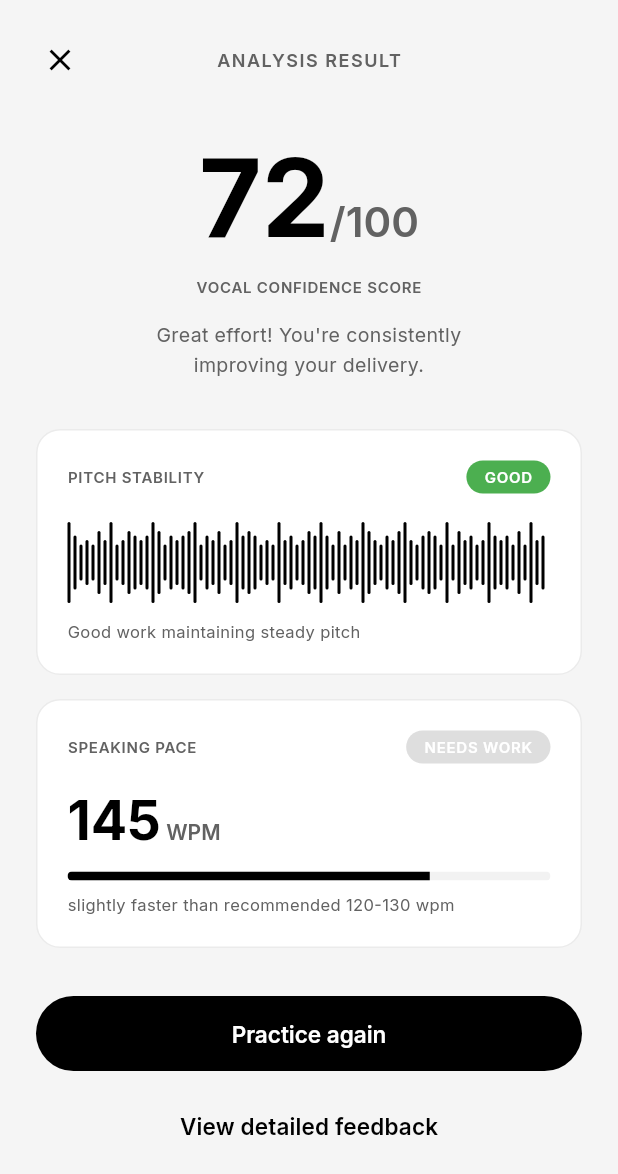
After one commit to kidlatpogi/flutter-project-2526, a Flutter app: the AnalysisResultScreen screen opened by its route, on a phone screen of 412 x 824 dp. The commit adds this screen. Shown: the top 1174 px of the screen. Run offline on Flutter 3.47's test engine with Material 3 defaults, Android fonts, the phone set to English and light mode, and no system bars; our stand-ins replace google_fonts.

Commit message:
feat: Add Analysis Result screen with vocal scores and metrics

```diff
--- /dev/null
+++ b/lib/features/practice/screens/analysis_result_screen.dart
@@ -0,0 +1,378 @@
+import 'package:flutter/material.dart';
+import 'package:google_fonts/google_fonts.dart';
+import '../../../core/theme/app_colors.dart';
+import '../../../routing/route_names.dart';
+
+class AnalysisResultScreen extends StatelessWidget {
+  const AnalysisResultScreen({super.key});
+
+  @override
+  Widget build(BuildContext context) {
+    return Scaffold(
+      backgroundColor: AppColors.background,
+      body: SafeArea(
+        child: Column(
+          children: [
+            // Header
+            Padding(
+              padding: const EdgeInsets.all(16),
+              child: Row(
+                mainAxisAlignment: MainAxisAlignment.spaceBetween,
+                children: [
+                  IconButton(
+                    icon: Icon(Icons.close, color: AppColors.primary),
+                    onPressed: () {
+                      Navigator.pushNamedAndRemoveUntil(
+                        context,
+                        RouteNames.dashboard,
+                        (route) => false,
+                      );
+                    },
+                  ),
+                  Text(
+                    'ANALYSIS RESULT',
+                    style: GoogleFonts.inter(
+                      fontSize: 12,
+                      fontWeight: FontWeight.w600,
+                      color: AppColors.textSecondary,
+                      letterSpacing: 1,
+                    ),
+                  ),
+                  const SizedBox(width: 48), // Balance
+                ],
+              ),
+            ),
+
+            Expanded(
+              child: SingleChildScrollView(
+                padding: const EdgeInsets.symmetric(horizontal: 24),
+                child: Column(
+                  children: [
+                    const SizedBox(height: 20),
+
+                    // Score Display
+                    RichText(
+                      text: TextSpan(
+                        children: [
+                          TextSpan(
+                            text: '72',
+                            style: GoogleFonts.inter(
+                              fontSize: 72,
+                              fontWeight: FontWeight.bold,
+                              color: AppColors.primary,
+                              height: 1,
+                            ),
+                          ),
+                          TextSpan(
+                            text: '/100',
+                            style: GoogleFonts.inter(
+                              fontSize: 28,
+                              fontWeight: FontWeight.w600,
+                              color: AppColors.textSecondary,
+                              height: 1,
+                            ),
+                          ),
+                        ],
+                      ),
+                    ),
+
+                    const SizedBox(height: 12),
+
+                    // Score Label
+                    Text(
+                      'VOCAL CONFIDENCE SCORE',
+                      style: GoogleFonts.inter(
+                        fontSize: 10,
+                        fontWeight: FontWeight.w600,
+                        color: AppColors.textSecondary,
+                        letterSpacing: 0.5,
+                      ),
+                    ),
+
+                    const SizedBox(height: 16),
+
+                    // Feedback Message
+                    Text(
+                      'Great effort! You\'re consistently\nimproving your delivery.',
+                      textAlign: TextAlign.center,
+                      style: GoogleFonts.inter(
+                        fontSize: 13,
+                        color: AppColors.textSecondary,
+                        height: 1.5,
+                      ),
+                    ),
+
+                    const SizedBox(height: 32),
+
+                    // Pitch Stability Card
+                    Container(
+                      padding: const EdgeInsets.all(20),
+                      decoration: BoxDecoration(
+                        color: AppColors.surface,
+                        borderRadius: BorderRadius.circular(16),
+                        border: Border.all(
+                          color: AppColors.inactive.withOpacity(0.3),
+                        ),
+                      ),
+                      child: Column(
+                        crossAxisAlignment: CrossAxisAlignment.start,
+                        children: [
+                          Row(
+                            mainAxisAlignment: MainAxisAlignment.spaceBetween,
+                            children: [
+                              Text(
+                                'PITCH STABILITY',
+                                style: GoogleFonts.inter(
+                                  fontSize: 10,
+                                  fontWeight: FontWeight.w600,
+                                  color: AppColors.textSecondary,
+                                  letterSpacing: 0.5,
+                                ),
+                              ),
+                              Container(
+                                padding: const EdgeInsets.symmetric(
+                                  horizontal: 12,
+                                  vertical: 4,
+                                ),
+                                decoration: BoxDecoration(
+                                  color: Colors.green,
+                                  borderRadius: BorderRadius.circular(12),
+                                ),
+                                child: Text(
+                                  'GOOD',
+                                  style: GoogleFonts.inter(
+                                    fontSize: 10,
+                                    fontWeight: FontWeight.w600,
+                                    color: Colors.white,
+                                    letterSpacing: 0.5,
+                                  ),
+                                ),
+                              ),
+                            ],
+                          ),
+                          const SizedBox(height: 16),
+                          SizedBox(
+                            height: 60,
+                            child: CustomPaint(
+                              painter: PitchWaveformPainter(),
+                              size: const Size(double.infinity, 60),
+                            ),
+                          ),
+                          const SizedBox(height: 8),
+                          Text(
+                            'Good work maintaining steady pitch',
+                            style: GoogleFonts.inter(
+                              fontSize: 11,
+                              color: AppColors.textSecondary,
+                            ),
+                          ),
+                        ],
+                      ),
+                    ),
+
+                    const SizedBox(height: 16),
+
+                    // Speaking Pace Card
+                    Container(
+                      padding: const EdgeInsets.all(20),
+                      decoration: BoxDecoration(
+                        color: AppColors.surface,
+                        borderRadius: BorderRadius.circular(16),
+                        border: Border.all(
+                          color: AppColors.inactive.withOpacity(0.3),
+                        ),
+                      ),
+                      child: Column(
+                        crossAxisAlignment: CrossAxisAlignment.start,
+                        children: [
+                          Row(
+                            mainAxisAlignment: MainAxisAlignment.spaceBetween,
+                            children: [
+                              Text(
+                                'SPEAKING PACE',
+                                style: GoogleFonts.inter(
+                                  fontSize: 10,
+                                  fontWeight: FontWeight.w600,
+                                  color: AppColors.textSecondary,
+                                  letterSpacing: 0.5,
+                                ),
+                              ),
+                              Container(
+                                padding: const EdgeInsets.symmetric(
+                                  horizontal: 12,
+                                  vertical: 4,
+                                ),
+                                decoration: BoxDecoration(
+                                  color: AppColors.inactive.withOpacity(0.5),
+                                  borderRadius: BorderRadius.circular(12),
+                                ),
+                                child: Text(
+                                  'NEEDS WORK',
+                                  style: GoogleFonts.inter(
+                                    fontSize: 10,
+                                    fontWeight: FontWeight.w600,
+                                    color: AppColors.surface,
+                                    letterSpacing: 0.5,
+                                  ),
+                                ),
+                              ),
+                            ],
+                          ),
+                          const SizedBox(height: 16),
+                          RichText(
+                            text: TextSpan(
+                              children: [
+                                TextSpan(
+                                  text: '145',
+                                  style: GoogleFonts.inter(
+                                    fontSize: 36,
+                                    fontWeight: FontWeight.bold,
+                                    color: AppColors.primary,
+                                  ),
+                                ),
+                                TextSpan(
+                                  text: ' WPM',
+                                  style: GoogleFonts.inter(
+                                    fontSize: 14,
+                                    fontWeight: FontWeight.w600,
+                                    color: AppColors.textSecondary,
+                                  ),
+                                ),
+                              ],
+                            ),
+                          ),
+                          const SizedBox(height: 12),
+                          // Progress bar
+                          ClipRRect(
+                            borderRadius: BorderRadius.circular(4),
+                            child: LinearProgressIndicator(
+                              value: 0.75,
+                              minHeight: 6,
+                              backgroundColor: AppColors.inactive.withOpacity(0.2),
+                              valueColor: AlwaysStoppedAnimation<Color>(
+                                AppColors.primary,
+                              ),
+                            ),
+                          ),
+                          const SizedBox(height: 8),
+                          Text(
+                            'slightly faster than recommended 120-130 wpm',
+                            style: GoogleFonts.inter(
+                              fontSize: 11,
+                              color: AppColors.textSecondary,
+                            ),
+                          ),
+                        ],
+                      ),
+                    ),
+
+                    const SizedBox(height: 32),
+
+                    // Practice Again Button
+                    SizedBox(
+                      width: double.infinity,
+                      height: 50,
+                      child: ElevatedButton(
+                        onPressed: () {
+                          Navigator.pushNamedAndRemoveUntil(
+                            context,
+                            RouteNames.practiceSetup,
+                            (route) => false,
+                          );
+                        },
+                        style: ElevatedButton.styleFrom(
+                          backgroundColor: AppColors.primary,
+                          foregroundColor: AppColors.surface,
+                          shape: RoundedRectangleBorder(
+                            borderRadius: BorderRadius.circular(25),
+                          ),
+                          elevation: 0,
+                        ),
+                        child: Text(
+                          'Practice again',
+                          style: GoogleFonts.inter(
+                            fontSize: 15,
+                            fontWeight: FontWeight.w600,
+                          ),
+                        ),
+                      ),
+                    ),
+
+                    const SizedBox(height: 12),
+
+                    // View Detailed Feedback Button
+                    SizedBox(
+                      width: double.infinity,
+                      height: 50,
+                      child: TextButton(
+                        onPressed: () {
+                          // TODO: Navigate to detailed feedback
+                        },
+                        style: TextButton.styleFrom(
+                          foregroundColor: AppColors.primary,
+                        ),
+                        child: Text(
+                          'View detailed feedback',
+                          style: GoogleFonts.inter(
+                            fontSize: 15,
+                            fontWeight: FontWeight.w600,
+                          ),
+                        ),
+                      ),
+                    ),
+
+                    const SizedBox(height: 24),
+                  ],
+                ),
+              ),
+            ),
+          ],
+        ),
+      ),
+    );
+  }
+}
+
+// Pitch waveform painter
+class PitchWaveformPainter extends CustomPainter {
+  @override
+  void paint(Canvas canvas, Size size) {
+    final paint = Paint()
+      ..color = Colors.black
+      ..strokeWidth = 2
+      ..style = PaintingStyle.fill;
+
+    final barWidth = 2.0;
+    final spacing = 2.0;
+    final totalBars = (size.width / (barWidth + spacing)).floor();
+
+    for (int i = 0; i < totalBars; i++) {
+      final x = i * (barWidth + spacing);
+
+      // Generate varying heights for waveform effect
+      final heightFactor = (i % 7 == 0)
+          ? 0.9
+          : (i % 5 == 0)
+              ? 0.7
+              : (i % 3 == 0)
+                  ? 0.5
+                  : (i % 2 == 0)
+                      ? 0.4
+                      : 0.6;
+
+      final barHeight = size.height * heightFactor;
+      final y = (size.height - barHeight) / 2;
+
+      canvas.drawRRect(
+        RRect.fromRectAndRadius(
+          Rect.fromLTWH(x, y, barWidth, barHeight),
+          const Radius.circular(1),
+        ),
+        paint,
+      );
+    }
+  }
+
+  @override
+  bool shouldRepaint(CustomPainter oldDelegate) => false;
+}
--- a/lib/features/practice/screens/recording_session_screen.dart
+++ b/lib/features/practice/screens/recording_session_screen.dart
@@ -2,6 +2,7 @@ import 'package:flutter/material.dart';
 import 'package:google_fonts/google_fonts.dart';
 import 'dart:async';
 import '../../../core/theme/app_colors.dart';
+import '../../../routing/route_names.dart';
 
 class RecordingSessionScreen extends StatefulWidget {
   const RecordingSessionScreen({super.key});
@@ -37,14 +38,19 @@ class _RecordingSessionScreenState extends State<RecordingSessionScreen> {
   }
 
   void _toggleRecording() {
-    setState(() {
-      _isRecording = !_isRecording;
-      if (_isRecording) {
+    if (!_isRecording) {
+      setState(() {
+        _isRecording = true;
         _startTimer();
-      } else {
+      });
+    } else {
+      setState(() {
+        _isRecording = false;
         _timer?.cancel();
-      }
-    });
+      });
+      // Navigate to analysis result after stopping
+      Navigator.pushNamed(context, RouteNames.analysis);
+    }
   }
 
   String _formatTime(int totalSeconds) {
--- a/lib/routing/app_router.dart
+++ b/lib/routing/app_router.dart
@@ -16,6 +16,7 @@ import '../features/settings/screens/settings_screen.dart';
 import '../features/settings/screens/test_audio_video_screen.dart';
 import '../features/practice/screens/practice_setup_screen.dart';
 import '../features/practice/screens/recording_session_screen.dart';
+import '../features/practice/screens/analysis_result_screen.dart';
 import 'route_names.dart';
 
 class AppRouter {
@@ -51,6 +52,8 @@ class AppRouter {
         return MaterialPageRoute(builder: (_) => const PracticeSetupScreen());
       case RouteNames.recording:
         return MaterialPageRoute(builder: (_) => const RecordingSessionScreen());
+      case RouteNames.analysis:
+        return MaterialPageRoute(builder: (_) => const AnalysisResultScreen());
       case RouteNames.changePassword:
         return MaterialPageRoute(
           builder: (_) => const ChangePasswordScreen(),
```
